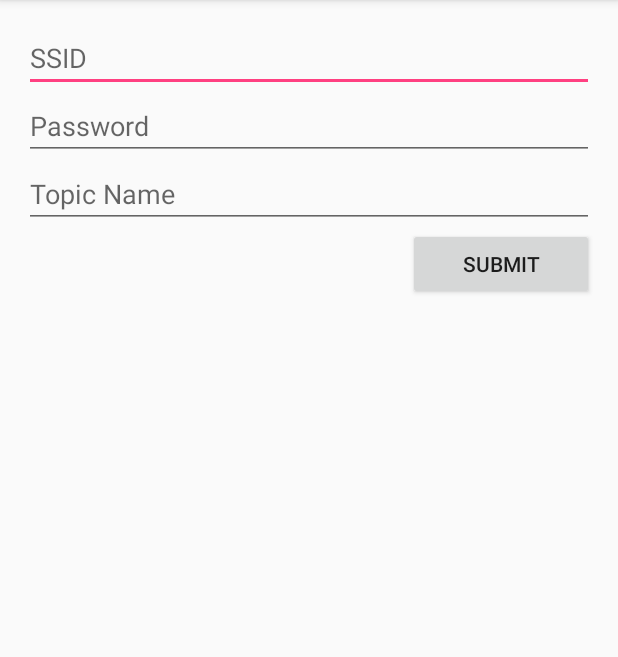
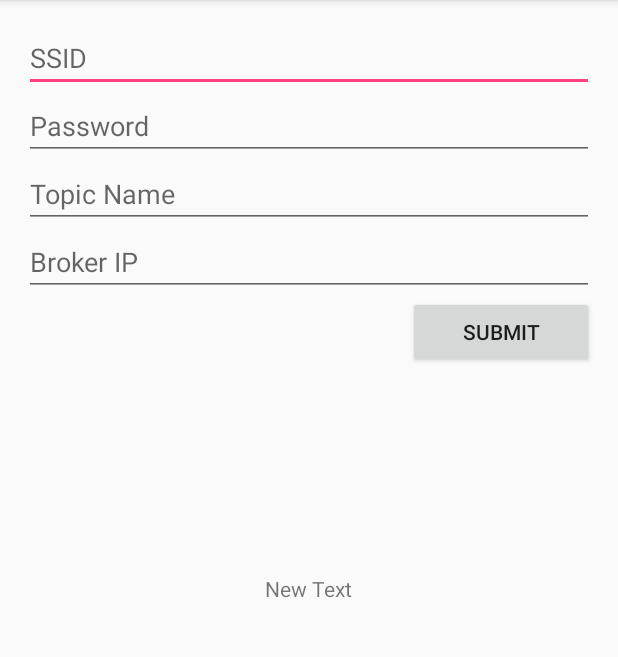
Before and after one commit to Vaibhav18/Smart_Home, an Android app: the Configure screen opened directly, with no data from a screen before it, on a phone screen of 412 x 824 dp, the part 84-741 px from its top. Run offline under Robolectric (Android 15) with nearby library versions, the phone set to English and light mode, and no system bars; our stand-ins replace Volley.

Commit message:
Updated on 30th july 2017

```diff
--- a/app/build.gradle
+++ b/app/build.gradle
@@ -27,4 +27,7 @@ dependencies {
     }
     compile 'com.android.support:appcompat-v7:24.2.1'
     compile 'com.android.support:support-v4:24.2.1'
+    compile 'com.android.volley:volley:1.0.0'
+    compile 'com.mcxiaoke.volley:library:1.0.+'
+    compile project(":volley")
 }
--- a/app/src/main/java/com/example/hp/mqttclient/Configure.java
+++ b/app/src/main/java/com/example/hp/mqttclient/Configure.java
@@ -2,12 +2,88 @@ package com.example.hp.mqttclient;
 
 import android.support.v7.app.AppCompatActivity;
 import android.os.Bundle;
+import android.view.View;
+import android.widget.Button;
+import android.widget.EditText;
+import android.widget.TextView;
+
+import com.android.volley.AuthFailureError;
+import com.android.volley.Request;
+import com.android.volley.RequestQueue;
+import com.android.volley.Response;
+import com.android.volley.VolleyError;
+import com.android.volley.toolbox.StringRequest;
+import com.android.volley.toolbox.Volley;
+
+import java.io.DataInputStream;
+import java.io.DataOutputStream;
+import java.io.IOException;
+import java.net.Socket;
+import java.net.UnknownHostException;
+import java.util.HashMap;
+import java.util.Map;
 
 public class Configure extends AppCompatActivity {
+
+    public EditText homeNetworkSSID;
+    public EditText homeNetworkPwd;
+    public EditText topicName;
+    public EditText brokerIP;
+
+    public TextView content;
+
+    public Button submit;
 
     @Override
     protected void onCreate(Bundle savedInstanceState) {
         super.onCreate(savedInstanceState);
         setContentView(R.layout.activity_configure);
+
+        homeNetworkSSID = (EditText)findViewById(R.id.ssid);
+        homeNetworkPwd = (EditText)findViewById(R.id.password);
+        topicName = (EditText)findViewById(R.id.topic_name);
+        brokerIP = (EditText)findViewById(R.id.broker);
+
+        content = (TextView)findViewById(R.id.content);
+
+        submit = (Button)findViewById(R.id.submit);
+
+        submit.setOnClickListener(new View.OnClickListener() {
+            @Override
+            public void onClick(View v) {
+                RequestQueue queue = Volley.newRequestQueue(Configure.this);
+
+                String url = "http://192.168.4.1";
+
+                StringRequest stringRequest = new StringRequest(Request.Method.POST, url,
+                        new Response.Listener<String>() {
+                            @Override
+                            public void onResponse(String response) {
+                                content.setText(response);
+                            }
+                        }, new Response.ErrorListener(){
+                    @Override
+                    public void onErrorResponse(VolleyError error) {
+                        content.setText("That didn't work!");
+                    }
+
+                }){
+                    @Override
+                    protected Map<String, String> getParams() throws AuthFailureError {
+                        Map<String, String> params = new HashMap<>();
+                        params.put("SSID", homeNetworkSSID.getText().toString());
+                        params.put("PWD", homeNetworkPwd.getText().toString());
+                        params.put("TOPIC", topicName.getText().toString());
+                        params.put("IP", brokerIP.getText().toString());
+                        return params;
+                    }
+
+                };
+                queue.add(stringRequest);
+
+
+            }
+        });
+
     }
 }
--- a/app/src/main/java/com/example/hp/mqttclient/MainActivity.java
+++ b/app/src/main/java/com/example/hp/mqttclient/MainActivity.java
@@ -107,7 +107,7 @@ public class MainActivity extends AppCompatActivity {
                 public void onSuccess(IMqttToken asyncActionToken) {
 
                     // The message was published
-                    Toast.makeText(MainActivity.this, "subscribed", Toast.LENGTH_LONG).show();
+                    //Toast.makeText(MainActivity.this, "subscribed", Toast.LENGTH_LONG).show();
                     client.setCallback(new ReceiveMessage(MainActivity.this));
                     if(exists==false)
                     {
--- a/app/src/main/java/com/example/hp/mqttclient/PublishActivity.java
+++ b/app/src/main/java/com/example/hp/mqttclient/PublishActivity.java
@@ -71,9 +71,10 @@ public class PublishActivity extends AppCompatActivity {
 
         String ip =sp1.getString("sharedPreference_ip", null);
         String tp = sp1.getString("sharedPreference_topic", null);
+        String test= ip+"   "+tp;
 
-        Toast.makeText(PublishActivity.this, ip, Toast.LENGTH_LONG).show();
-        Toast.makeText(PublishActivity.this, tp, Toast.LENGTH_LONG).show();
+        Toast.makeText(PublishActivity.this, test, Toast.LENGTH_LONG).show();
+        //Toast.makeText(PublishActivity.this, tp, Toast.LENGTH_LONG).show();
 
 
         publish_Button = (Button)findViewById(R.id.publish);
--- a/app/src/main/res/layout/activity_configure.xml
+++ b/app/src/main/res/layout/activity_configure.xml
@@ -42,6 +42,12 @@
             android:id="@+id/topic_name"
             android:layout_gravity="center_horizontal" />
 
+        <EditText
+            android:layout_width="match_parent"
+            android:layout_height="wrap_content"
+            android:id="@+id/broker"
+            android:hint="Broker IP"/>
+
         <Button
             android:layout_width="124dp"
             android:layout_height="wrap_content"
@@ -52,6 +58,13 @@
             android:layout_marginBottom="137dp"
             android:layout_gravity="right" />
 
+        <TextView
+            android:layout_width="wrap_content"
+            android:layout_height="wrap_content"
+            android:text="New Text"
+            android:id="@+id/content"
+            android:layout_gravity="center_horizontal" />
+
     </LinearLayout>
 
 </RelativeLayout>
--- a/settings.gradle
+++ b/settings.gradle
@@ -1 +1 @@
-include ':app'
+include ':app', ':volley'
```
